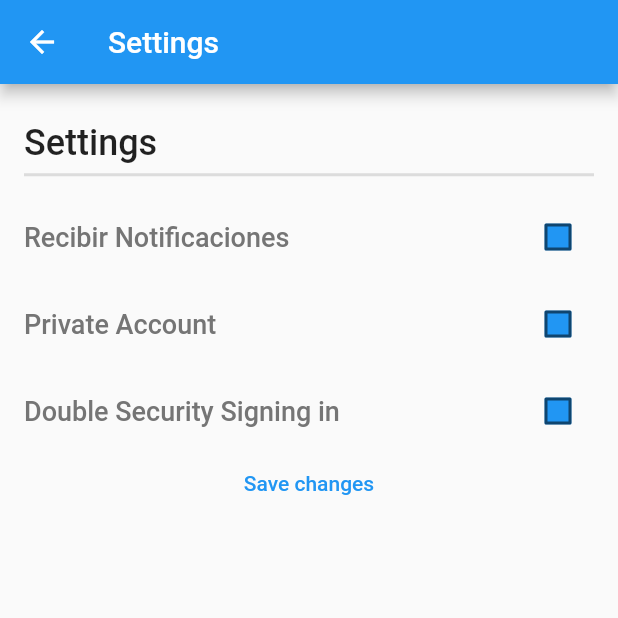
After one commit to EA-Grup6/UniHub, a Flutter app: the Configuration screen opened directly, on a phone screen of 412 x 824 dp, the top half of it. The commit adds this screen. Run offline on Flutter 3.47's test engine with Material 2 defaults, Android fonts, the phone set to English and light mode, and no system bars; our stand-ins replace chips_choice, fluttertoast, google_maps_flutter, image_picker, jiffy, shared_preferences; missing offline and left inert: cloudinary_sdk, dart:html, flutter_socket_io; accounts and stored records are empty.

Commit message:
Settings for Minim 2 EA

```diff
--- a/Unihub_app/lib/controllers/editProfile_controller.dart
+++ b/Unihub_app/lib/controllers/editProfile_controller.dart
@@ -46,4 +46,12 @@ class EditProfileController {
     print("Response: " + response.body);
     return response;
   }
+
+  Future<dynamic> updateConf(String username, bool notifications, bool private, bool security) async {
+    var body = {"notifications": notifications.toString(), "privatemode": private.toString(), "security": security.toString()};
+    final http.Response response =
+        await _helper.post('/User/updateConf/$username',body);
+    print("Response: " + response.body);
+    return response;
+  }
 }
--- a/Unihub_app/lib/networking/apibasehelper.dart
+++ b/Unihub_app/lib/networking/apibasehelper.dart
@@ -11,9 +11,9 @@ class ApiBaseHelper {
 
   void setUrl() {
     //Produccion
-    _baseUrl = "http://147.83.7.164:4000";
+    //_baseUrl = "http://147.83.7.164:4000";
     //Desarrollo
-/*
+
     try {
       if (Platform.isAndroid) {
         _baseUrl = "http://10.0.2.2:4000";
@@ -22,7 +22,7 @@ class ApiBaseHelper {
       }
     } catch (e) {
       _baseUrl = "http://127.0.0.1:4000";
-    }*/
+    }
   }
 
   Future<dynamic> post(String url, dynamic content) async {
--- /dev/null
+++ b/Unihub_app/lib/screens/configuration/configuration.dart
@@ -0,0 +1,160 @@
+import 'dart:html';
+
+import 'package:flutter/cupertino.dart';
+import 'package:flutter/material.dart';
+import 'package:fluttertoast/fluttertoast.dart';
+import 'package:shared_preferences/shared_preferences.dart';
+import 'package:unihub_app/controllers/editProfile_controller.dart';
+
+class Configuration extends StatefulWidget{
+  @override
+  _ConfigurationState createState() => _ConfigurationState();
+}
+
+class _ConfigurationState extends State<Configuration>{
+  String username = "";
+
+  getUsername() async {
+    SharedPreferences prefs = await SharedPreferences.getInstance();
+    setState(() {
+      this.username = prefs.getString('username');
+    });
+    return this.username;
+  }
+
+  @override
+  void initState() {
+    getUsername();
+    //Aquí se llama a la API cuando cargamos esta vista
+    super.initState();
+  }
+
+  bool isChecked1 = false;
+  bool isChecked2 = false;
+  bool isChecked3 = false;
+  @override
+  Widget build(BuildContext context){
+    return Scaffold(
+      appBar: AppBar(
+        title: Text("Settings"),
+        leading: IconButton(
+          onPressed: () {
+            Navigator.of(context).pop();
+          },
+          icon: Icon(
+            Icons.arrow_back
+          ),
+        ),
+        ),
+        body: Container(
+          padding: EdgeInsets.only(left:16, top:25, right:16),
+          child: ListView(
+            children: [
+              Text("Settings", style: TextStyle(fontSize: 24, fontWeight: FontWeight.w500),
+              ),
+              Divider(
+                height: 15,
+                thickness: 2,
+              ),
+              SizedBox(
+                height: 10
+              ),
+              Row(
+                mainAxisAlignment: MainAxisAlignment.spaceBetween,
+                children: [
+                  Text(
+                    "Recibir Notificaciones",
+                    style: TextStyle(
+                      fontSize: 18,
+                      fontWeight: FontWeight.w500,
+                      color: Colors.grey[600]
+                      ),
+                    ),
+                    Checkbox(
+                        checkColor: Colors.white,
+                        value: isChecked1,
+                        fillColor: MaterialStateProperty.resolveWith(getColor),
+                        onChanged: (bool value) {
+                          setState(() {
+                            isChecked1 = value;
+                          });
+                      },
+                    )
+                ],
+              ),
+              SizedBox(
+                height: 10
+              ),
+              Row(
+                mainAxisAlignment: MainAxisAlignment.spaceBetween,
+                children: [
+                  Text(
+                    "Private Account",
+                    style: TextStyle(
+                      fontSize: 18,
+                      fontWeight: FontWeight.w500,
+                      color: Colors.grey[600]
+                      ),
+                    ),
+                    Checkbox(
+                        checkColor: Colors.white,
+                        value: isChecked2,
+                        fillColor: MaterialStateProperty.resolveWith(getColor),
+                        onChanged: (bool value) {
+                          setState(() {
+                            isChecked2 = value;
+                          });
+                      },
+                    )
+                ],
+              ),
+              SizedBox(
+                height: 10
+              ),
+              Row(
+                mainAxisAlignment: MainAxisAlignment.spaceBetween,
+                children: [
+                  Text(
+                    "Double Security Signing in",
+                    style: TextStyle(
+                      fontSize: 18,
+                      fontWeight: FontWeight.w500,
+                      color: Colors.grey[600]
+                      ),
+                    ),
+                    Checkbox(
+                        checkColor: Colors.white,
+                        value: isChecked3,
+                        fillColor: MaterialStateProperty.resolveWith(getColor),
+                        onChanged: (bool value) {
+                          setState(() {
+                            isChecked3 = value;
+                          });
+                      },
+                    )
+                ],
+              ),
+              TextButton(
+                onPressed: () async {
+                  EditProfileController().updateConf(this.username, isChecked1, isChecked2, isChecked3);
+                  },
+                child: Text("Save changes"))
+            ],
+          ),
+        ),
+    );
+  }
+
+
+  Color getColor(Set<MaterialState> states) {
+    const Set<MaterialState> interactiveStates = <MaterialState>{
+      MaterialState.pressed,
+      MaterialState.hovered,
+      MaterialState.focused,
+    };
+    if (states.any(interactiveStates.contains)) {
+      return Colors.blue;
+    }
+    return Colors.blue;
+  }
+}
--- a/Unihub_app/lib/screens/profile/Profile.dart
+++ b/Unihub_app/lib/screens/profile/Profile.dart
@@ -5,6 +5,7 @@ import 'package:flutter/material.dart';
 import 'package:shared_preferences/shared_preferences.dart';
 import 'package:unihub_app/controllers/editProfile_controller.dart';
 import 'package:unihub_app/models/user.dart';
+import 'package:unihub_app/screens/configuration/configuration.dart';
 import 'package:unihub_app/screens/editProfile/editProfile.dart';
 import 'package:unihub_app/screens/login/login.dart';
 import 'package:unihub_app/widgets/textSection.dart';
@@ -63,6 +64,10 @@ class Profile extends State<ProfileScreen> {
                     IconButton(
                         icon: Icon(Icons.settings),
                         onPressed: () {
+                          Navigator.of(context).push(
+                              MaterialPageRoute(
+                                  builder: (context) => Configuration(),
+                                  ));
                           //Nos lleva a settings
                         }),
                     IconButton(
```
Also changed, not shown: 6 other files.
